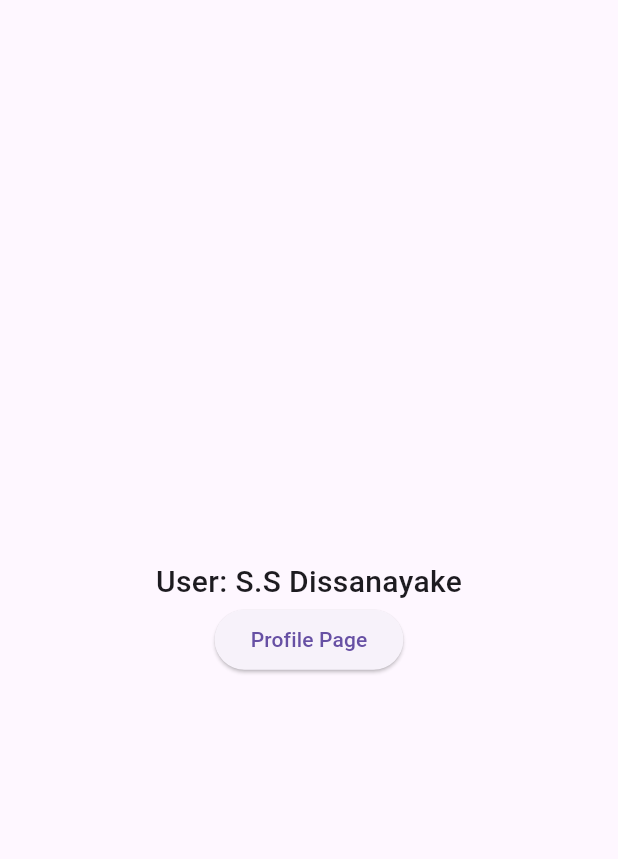
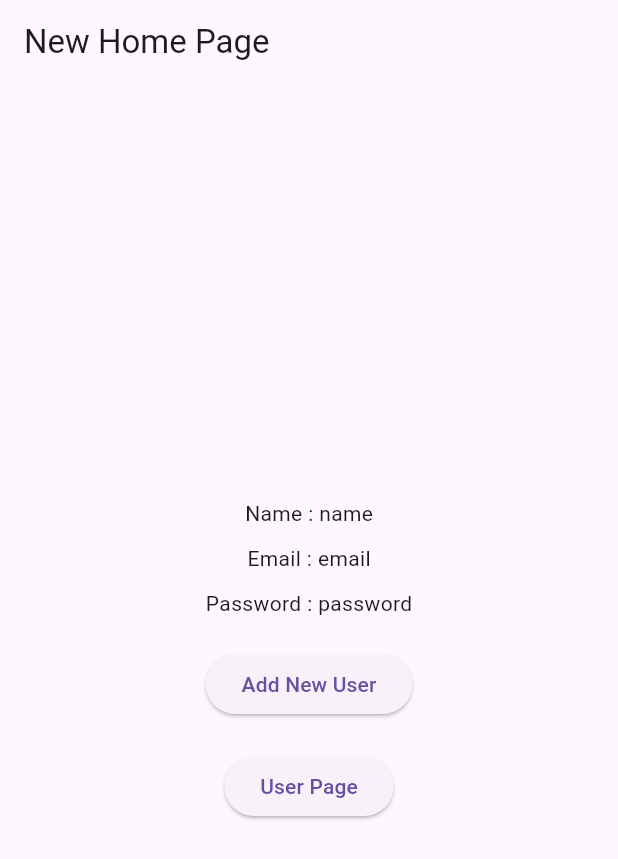
Before and after one commit to spcodegen/flutter-inherited-widget, a Flutter app: the screen it shows after launch, on a phone screen of 412 x 824 dp. Shown: the top 859 px of the screen. Run offline on Flutter 3.47's test engine with Material 3 defaults, Android fonts, the phone set to English and light mode, and no system bars.

Commit message:
second commit

```diff
--- /dev/null
+++ b/lib/inherited/state_controller.dart
@@ -0,0 +1,72 @@
+import 'package:flutter/material.dart';
+import 'package:inharited/models/user_model.dart';
+
+class StateController extends StatefulWidget {
+  final User user;
+  final Widget child;
+
+  const StateController({
+    super.key,
+    required this.user,
+    required this.child,
+  });
+
+  static StateControllerState of(BuildContext context) {
+    final inheritedContainer =
+        context.dependOnInheritedWidgetOfExactType<InheritedContainer>();
+
+    if (inheritedContainer == null) {
+      throw FlutterError(
+          "StateController.of() called with a context that does not contain an InheritedContainer.");
+    }
+    return inheritedContainer.data;
+  }
+
+  @override
+  State<StateController> createState() => StateControllerState();
+}
+
+class StateControllerState extends State<StateController> {
+  late User user;
+
+  @override
+  void initState() {
+    super.initState();
+    user = widget.user;
+  }
+
+  //It uses the setState method to notify the framework that the state has changed, triggering a rebuild of the widget tree.
+  void updateUser({required name, required email, required password}) {
+    setState(() {
+      user = User(
+        name: name ?? user.name,
+        email: email ?? user.email,
+        password: password ?? user.password,
+      );
+    });
+  }
+
+  @override
+  Widget build(BuildContext context) {
+    return InheritedContainer(
+      data: this,
+      child: widget.child,
+    );
+  }
+}
+
+//Inherited Widget
+class InheritedContainer extends InheritedWidget {
+  final StateControllerState data;
+
+  InheritedContainer({
+    super.key,
+    required super.child,
+    required this.data,
+  });
+
+  @override
+  bool updateShouldNotify(covariant InheritedWidget oldWidget) {
+    return true;
+  }
+}
--- a/lib/main.dart
+++ b/lib/main.dart
@@ -1,9 +1,19 @@
 import 'package:flutter/material.dart';
 import 'package:inharited/inherited/inherited_widget.dart';
+import 'package:inharited/inherited/state_controller.dart';
+import 'package:inharited/models/user_model.dart';
 import 'package:inharited/pages/home_page.dart';
+import 'package:inharited/pages/new_home_page.dart';
 
 void main() {
-  runApp(const MyApp());
+  runApp(StateController(
+    user: User(
+      name: "name",
+      email: "email",
+      password: "password",
+    ),
+    child: const MyApp(),
+  ));
 }
 
 class MyApp extends StatelessWidget {
@@ -16,7 +26,7 @@ class MyApp extends StatelessWidget {
       userName: "S.S Dissanayake",
       child: const MaterialApp(
         title: 'Flutter Demo',
-        home: HomePage(),
+        home: NewHomePage(),
       ),
     );
   }
--- /dev/null
+++ b/lib/models/user_model.dart
@@ -0,0 +1,11 @@
+class User {
+  final String name;
+  final String email;
+  final String password;
+
+  User({
+    required this.name,
+    required this.email,
+    required this.password,
+  });
+}
--- /dev/null
+++ b/lib/pages/new_home_page.dart
@@ -0,0 +1,63 @@
+import 'package:flutter/material.dart';
+import 'package:inharited/inherited/state_controller.dart';
+import 'package:inharited/models/user_model.dart';
+import 'package:inharited/pages/add_new_user.dart';
+import 'package:inharited/pages/user_page.dart';
+
+class NewHomePage extends StatefulWidget {
+  const NewHomePage({super.key});
+
+  @override
+  State<NewHomePage> createState() => _NewHomePageState();
+}
+
+class _NewHomePageState extends State<NewHomePage> {
+  @override
+  Widget build(BuildContext context) {
+    //Get the data from InheritedWidget
+    final User user = StateController.of(context).user;
+    return Scaffold(
+      appBar: AppBar(
+        title: const Text("New Home Page"),
+      ),
+      body: Center(
+        child: Column(
+          mainAxisAlignment: MainAxisAlignment.center,
+          children: [
+            Text("Name : ${user.name}"),
+            const SizedBox(height: 10),
+            Text("Email : ${user.email}"),
+            const SizedBox(height: 10),
+            Text("Password : ${user.password}"),
+            const SizedBox(height: 20),
+            ElevatedButton(
+              onPressed: () {
+                //go to add new user page
+                Navigator.push(
+                  context,
+                  MaterialPageRoute(
+                    builder: (context) => const AddNewUser(),
+                  ),
+                );
+              },
+              child: const Text("Add New User"),
+            ),
+            const SizedBox(height: 20),
+            ElevatedButton(
+              onPressed: () {
+                //go to add new user page
+                Navigator.push(
+                  context,
+                  MaterialPageRoute(
+                    builder: (context) => const UserPage(),
+                  ),
+                );
+              },
+              child: const Text("User Page"),
+            ),
+          ],
+        ),
+      ),
+    );
+  }
+}
```
Also changed, not shown: lib/pages/add_new_user.dart (added, +69 -0 lines), lib/pages/user_page.dart (added, +26 -0 lines).
